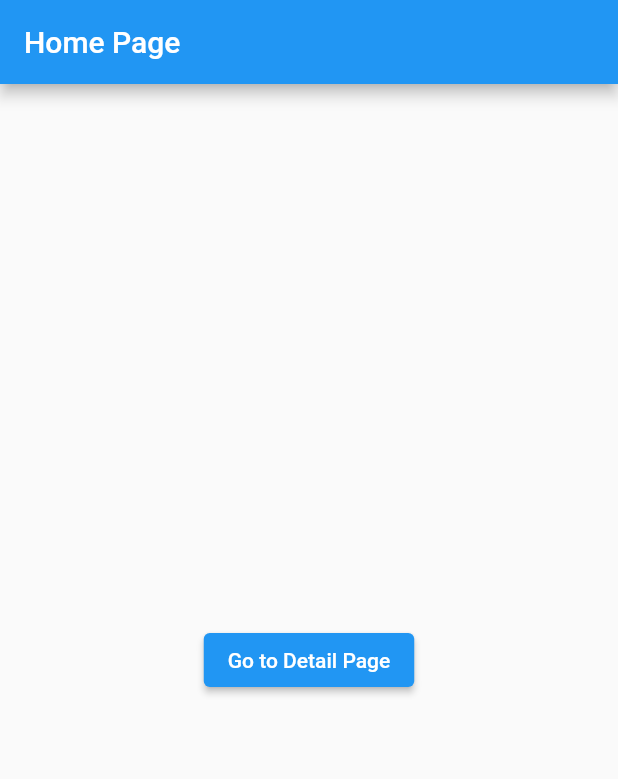
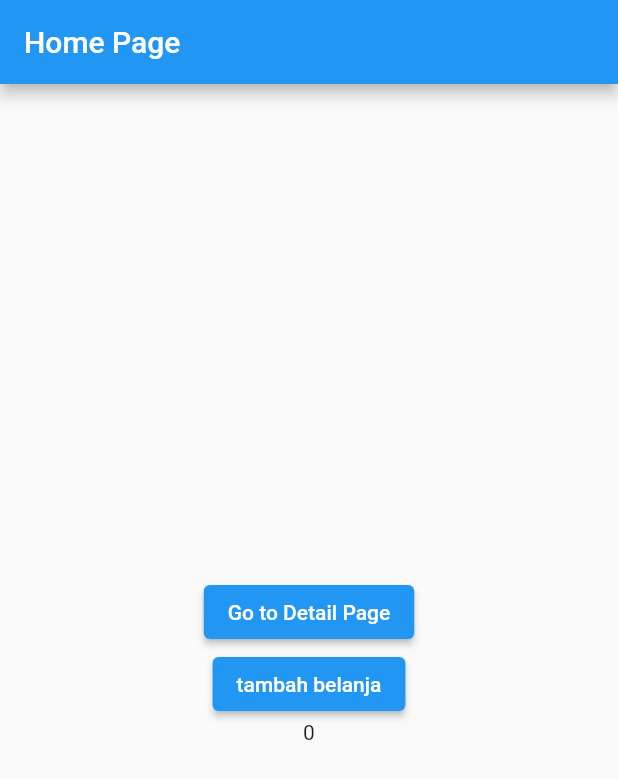
Before and after one commit to balinux/prokom, a Flutter app: the screen it shows after launch, on a phone screen of 412 x 824 dp. Shown: the top 779 px of the screen. Run offline on Flutter 3.47's test engine with Material 2 defaults, Android fonts, the phone set to English and light mode, and no system bars.

Commit message:
update : update provider lengkap

```diff
--- /dev/null
+++ b/lib/providers/CartProvider.dart
@@ -0,0 +1,12 @@
+import 'package:flutter/material.dart';
+
+class Cart with ChangeNotifier {
+  int _cart = 0;
+
+  int get getEcommerceCart => _cart;
+
+  void addecmommerceCart(int data) {
+    _cart += data;
+    notifyListeners();
+  }
+}
--- a/lib/screens/HomePage.dart
+++ b/lib/screens/HomePage.dart
@@ -1,5 +1,7 @@
 import 'package:flutter/material.dart';
+import 'package:pemrograman_komputer/providers/CartProvider.dart';
 import 'package:pemrograman_komputer/screens/DetailPage.dart';
+import 'package:provider/src/provider.dart';
 
 class Homepage extends StatefulWidget {
   const Homepage({Key key}) : super(key: key);
@@ -15,7 +17,10 @@ class _HomepageState extends State<Homepage> {
       appBar: AppBar(
         title: Text('Home Page'),
       ),
-      body: Center(
+      body: Column(
+        mainAxisAlignment: MainAxisAlignment.center,
+        children: [
+          Center(
             child: ElevatedButton(
                 onPressed: () {
                   Route route =
@@ -24,6 +29,16 @@ class _HomepageState extends State<Homepage> {
                 },
                 child: Text("Go to Detail Page")),
           ),
+          Center(
+            child: ElevatedButton(
+                onPressed: () {
+                  context.read<Cart>().addecmommerceCart(1);
+                },
+                child: Text("tambah belanja")),
+          ),
+          Text('${context.watch<Cart>().getEcommerceCart}')
+        ],
+      ),
     );
   }
 }
```
Also changed, not shown: lib/main.dart (+7 -1 lines), lib/screens/DetailPage.dart (+13 -0 lines), lib/providers/ColorProvider.dart (deleted), provider.gif (added), 2 other files. Lines whose indentation alone changed are shown as unchanged.
